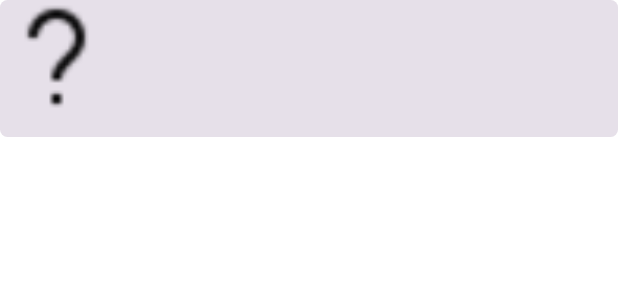
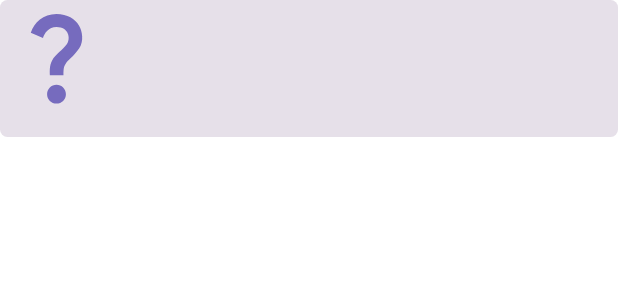
Before and after one commit to bitamirshafiee/WeatherApp, an Android app built with Jetpack Compose: the @Preview function CurrentWeatherPreview, on a phone screen of 412 x 824 dp. Shown: the top 300 px of the screen. Run offline under Robolectric (Android 15) with nearby library versions, the phone set to English and light mode, and no system bars.

Commit message:
better icon for default

```diff
--- a/app/src/main/java/com/weatherapp/ui/utils/Extensionts.kt
+++ b/app/src/main/java/com/weatherapp/ui/utils/Extensionts.kt
@@ -5,6 +5,6 @@
 fun chooseDrawableAccordingToWeatherState(weatherCode : Int) : Int{
 
     return when(weatherCode){
-        else -> R.drawable.ic_default_weather
+        else -> R.drawable.ic_question_mark_default
     }
 }
--- /dev/null
+++ b/app/src/main/res/drawable/ic_question_mark_default.xml
@@ -0,0 +1,5 @@
+<vector android:height="72dp" android:tint="#766BBE"
+    android:viewportHeight="24" android:viewportWidth="24"
+    android:width="72dp" xmlns:android="http://schemas.android.com/apk/res/android">
+    <path android:fillColor="@android:color/white" android:pathData="M11.07,12.85c0.77,-1.39 2.25,-2.21 3.11,-3.44c0.91,-1.29 0.4,-3.7 -2.18,-3.7c-1.69,0 -2.52,1.28 -2.87,2.34L6.54,6.96C7.25,4.83 9.18,3 11.99,3c2.35,0 3.96,1.07 4.78,2.41c0.7,1.15 1.11,3.3 0.03,4.9c-1.2,1.77 -2.35,2.31 -2.97,3.45c-0.25,0.46 -0.35,0.76 -0.35,2.24h-2.89C10.58,15.22 10.46,13.95 11.07,12.85zM14,20c0,1.1 -0.9,2 -2,2s-2,-0.9 -2,-2c0,-1.1 0.9,-2 2,-2S14,18.9 14,20z"/>
+</vector>
```
Also changed, not shown: app/src/main/res/drawable/ic_default_weather.png (deleted).
